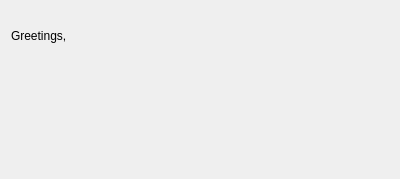
Qt form task-tracker-frontend/GreetingsWidget.ui (Unkorunk/task-tracker) before a commit.
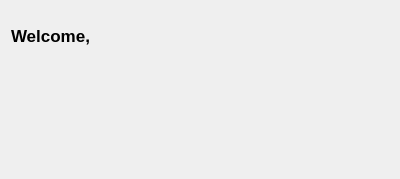
The same form after that commit. Custom widgets are drawn as their Qt base class.

What changed in the file:
```diff
--- a/task-tracker-frontend/GreetingsWidget.ui
+++ b/task-tracker-frontend/GreetingsWidget.ui
@@ -34,12 +34,22 @@
        <height>50</height>
       </size>
      </property>
+     <property name="font">
+      <font>
+       <pointsize>13</pointsize>
+       <weight>75</weight>
+       <bold>true</bold>
+      </font>
+     </property>
      <property name="text">
-      <string>Greetings, &lt;username&gt;</string>
+      <string>Welcome, &lt;username&gt;</string>
      </property>
      <property name="alignment">
       <set>Qt::AlignLeading|Qt::AlignLeft|Qt::AlignVCenter</set>
      </property>
+     <property name="wordWrap">
+      <bool>false</bool>
+     </property>
     </widget>
    </item>
    <item>
```
